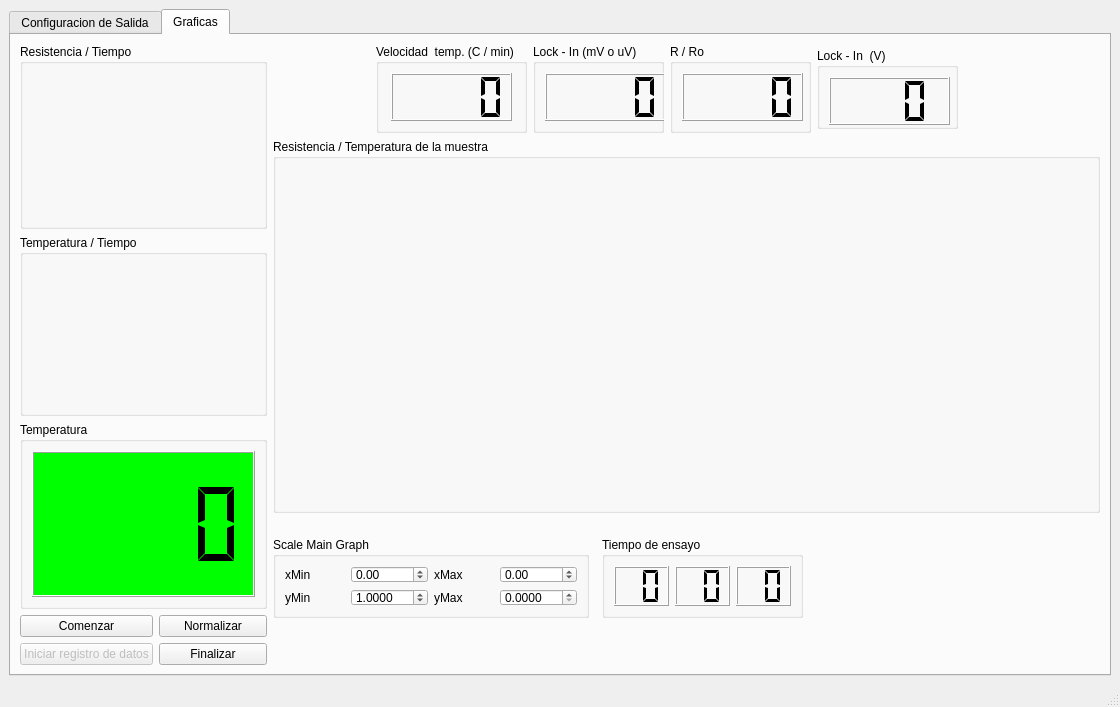
Old version of the form Adquisidor de datos/Resistividad/0.02/Resistividad_UI.ui in the repository cruceno/AdquisidoresDeDatos.
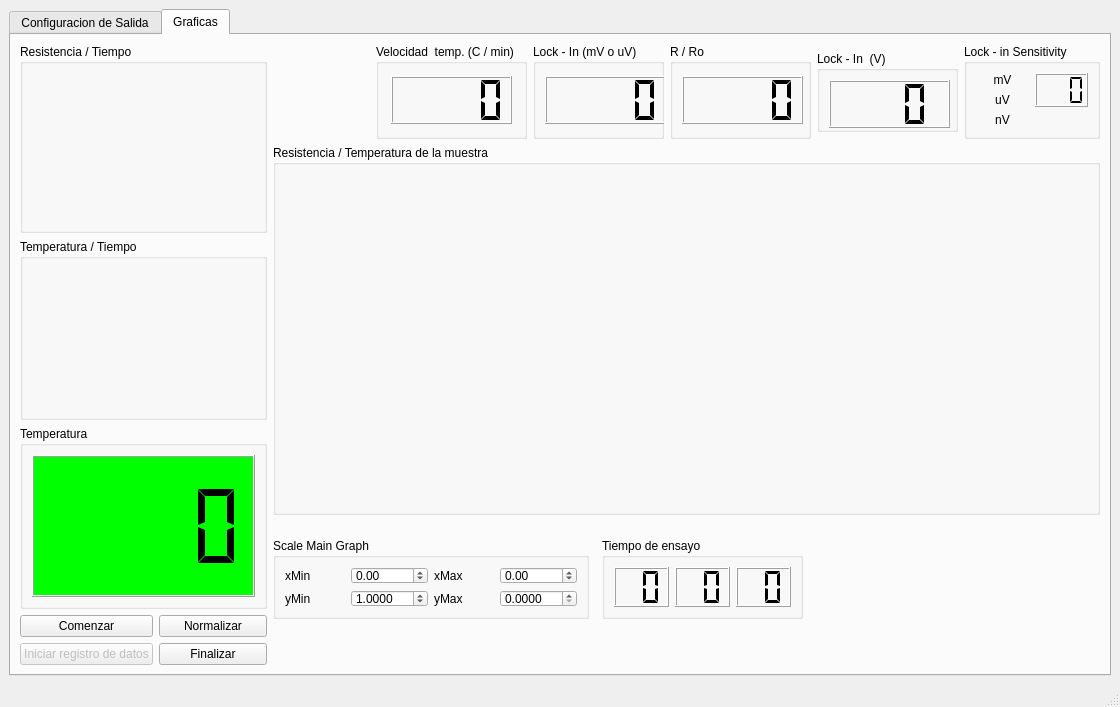
New version of the form.

The edit to the form file:
```diff
--- a/Adquisidor de datos/Resistividad/0.02/Resistividad_UI.ui
+++ b/Adquisidor de datos/Resistividad/0.02/Resistividad_UI.ui
@@ -980,6 +980,58 @@
           </property>
          </spacer>
         </item>
+        <item row="0" column="8">
+         <widget class="QGroupBox" name="gb_lock_in_sensitivity">
+          <property name="title">
+           <string>Lock - in Sensitivity</string>
+          </property>
+          <layout class="QGridLayout" name="gridLayout_4">
+           <item row="0" column="0">
+            <widget class="QLabel" name="lb_lock_in_mv">
+             <property name="text">
+              <string>mV</string>
+             </property>
+             <property name="alignment">
+              <set>Qt::AlignCenter</set>
+             </property>
+            </widget>
+           </item>
+           <item row="0" column="1" rowspan="2">
+            <widget class="QLCDNumber" name="lcd_lock_in_sensitivity">
+             <property name="smallDecimalPoint">
+              <bool>false</bool>
+             </property>
+             <property name="numDigits">
+              <number>3</number>
+             </property>
+             <property name="segmentStyle">
+              <enum>QLCDNumber::Flat</enum>
+             </property>
+            </widget>
+           </item>
+           <item row="1" column="0">
+            <widget class="QLabel" name="lb_lock_in_uv">
+             <property name="text">
+              <string>uV</string>
+             </property>
+             <property name="alignment">
+              <set>Qt::AlignCenter</set>
+             </property>
+            </widget>
+           </item>
+           <item row="2" column="0">
+            <widget class="QLabel" name="lb_lock_in_nv">
+             <property name="text">
+              <string>nV</string>
+             </property>
+             <property name="alignment">
+              <set>Qt::AlignCenter</set>
+             </property>
+            </widget>
+           </item>
+          </layout>
+         </widget>
+        </item>
        </layout>
       </widget>
      </widget>
```
